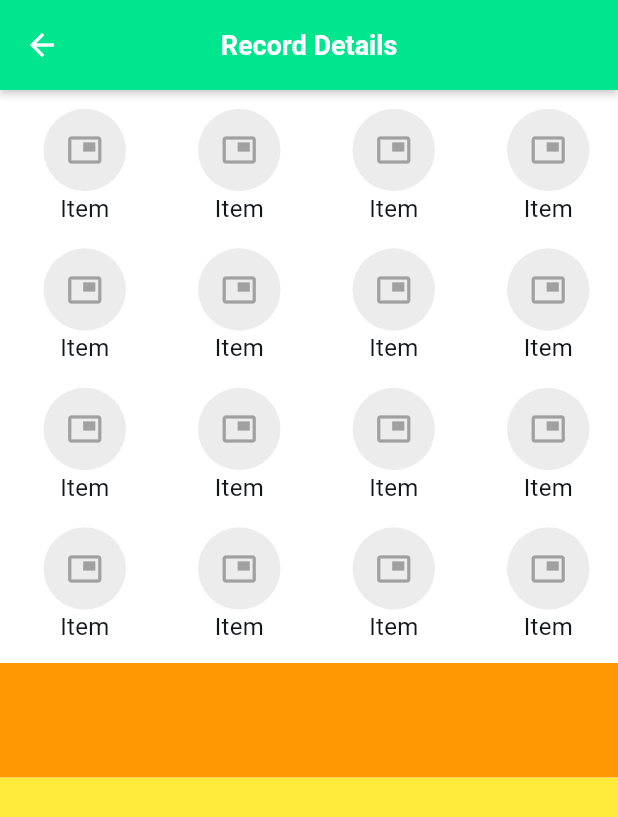
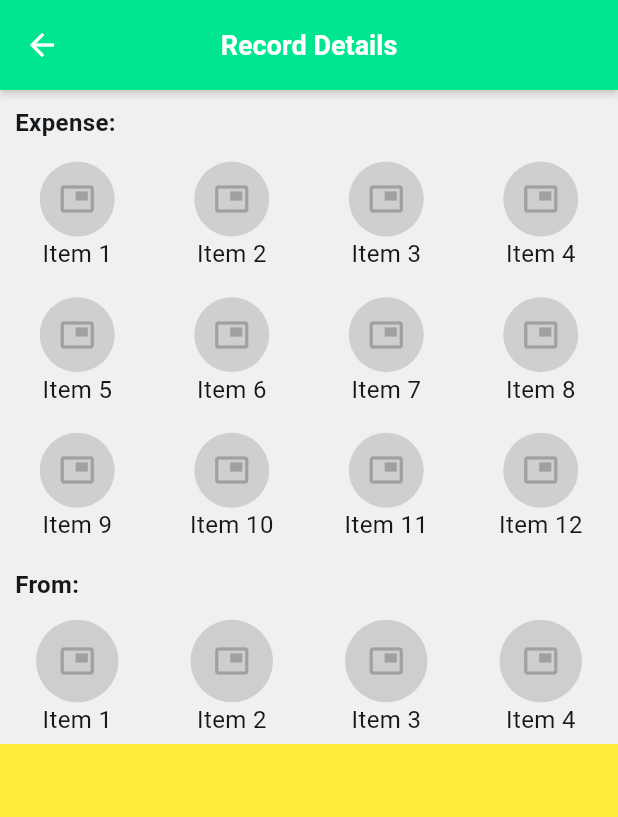
Before and after one commit to saturd67/coin_log, a Flutter app: the RecordDetails screen opened directly, on a phone screen of 412 x 824 dp. Shown: the top 817 px of the screen. Run offline on Flutter 3.47's test engine with Material 3 defaults, Android fonts, the light colour scheme and no system bars.

Commit message:
Initial commit.

```diff
--- a/lib/views/RecordDetails.dart
+++ b/lib/views/RecordDetails.dart
@@ -3,7 +3,8 @@ import 'dart:math';
 
 
 class RecordDetails extends StatelessWidget {
-  double itemsPerColumn = 4;
+  double targetItemsPerColumn = 4;
+  double sourceItemsPerColumn = 1;
 
   @override
   Widget build(BuildContext context) {
@@ -16,23 +17,66 @@ class RecordDetails extends StatelessWidget {
           ),
           body: Column(
             mainAxisSize: MainAxisSize.max,
+            mainAxisAlignment: MainAxisAlignment.start,
+            crossAxisAlignment: CrossAxisAlignment.start,
+            children: [
+              Padding(padding: const EdgeInsetsDirectional.fromSTEB(10, 10, 0, 0), child: Text("Expense: ", style: TextStyle(fontWeight: FontWeight.bold),)),
+              Padding(
+                padding: const EdgeInsetsDirectional.fromSTEB(0, 10, 0, 0),
+                child: SizedBox(
+                  height: 265,
+                  child: PageView.builder(
+                    itemCount: 3, // Number of pages
+                    itemBuilder: (context, pageIndex) {
+                      return GridView.builder(
+                        gridDelegate: SliverGridDelegateWithFixedCrossAxisCount(
+                          crossAxisCount: 4, // 1 row
+                          childAspectRatio: 1.25, // Wide items
+                          mainAxisSpacing: 8, // Space between items
+                        ),
+                        itemCount: 12, // 4 items per page
+                        itemBuilder: (context, index) {
+                          int itemNumber = pageIndex * 4 + index + 1;
+                          return Column(
+                            mainAxisSize: MainAxisSize.max,
                             mainAxisAlignment: MainAxisAlignment.center,
                             children: [
-              Expanded(
-                flex: 5,
-                child: Container(
-                  padding: EdgeInsets.all(5),
-                  color: Theme.of(context).colorScheme.secondary,
-                  child: GridView.builder(
-                    itemCount: (itemsPerColumn * itemsPerColumn * 3).round(),
+                              Container(
+                                width: 50,
+                                height: 50,
+                                decoration: BoxDecoration(
+                                  shape: BoxShape.circle,
+                                  color: Color.fromARGB(255, 207, 207, 207)
+                                ),
+                                child: Icon(Icons.picture_in_picture),
+                              ),
+                              Text("Item ${itemNumber}")
+                            ],
+                          );
+                        },
+                        physics: NeverScrollableScrollPhysics(), // Disable GridView scrolling
+                      );
+                    },
+                  ),
+                ),
+              ),
+              Padding(padding: EdgeInsetsDirectional.fromSTEB(10, 10, 0, 0), child: Text("From: ", style: TextStyle(fontWeight: FontWeight.bold))),
+              Padding(
+                padding: const EdgeInsetsDirectional.fromSTEB(0, 10, 0, 0),
+                child: SizedBox(
+                  height: 85,
+                  child: PageView.builder(
+                    itemCount: 3, // Number of pages
+                    itemBuilder: (context, pageIndex) {
+                      return GridView.builder(
                         gridDelegate: SliverGridDelegateWithFixedCrossAxisCount(
-                        mainAxisExtent:
-                            MediaQuery.sizeOf(context).width / itemsPerColumn.round(),
-                        crossAxisCount: itemsPerColumn.round()),
-                    scrollDirection: Axis.horizontal,
-                    physics: const PageScrollPhysics(),
+                          crossAxisCount: 4, // 1 row
+                          childAspectRatio: 1.25, // Wide items
+                          mainAxisSpacing: 8, // Space between items
+                        ),
+                        itemCount: 4, // 4 items per page
                         itemBuilder: (context, index) {
-                      debugPrint("gridView build item $index");
+                          int itemNumber = pageIndex * 4 + index + 1;
                           return Column(
                             mainAxisSize: MainAxisSize.max,
                             mainAxisAlignment: MainAxisAlignment.center,
@@ -42,22 +86,19 @@ class RecordDetails extends StatelessWidget {
                                 height: 55,
                                 decoration: BoxDecoration(
                                   shape: BoxShape.circle,
-                              color: Color.fromARGB(255, 236, 236, 236)
+                                  color: Color.fromARGB(255, 206, 206, 206)
                                 ),
                                 child: Icon(Icons.picture_in_picture),
                               ),
-                          Text("Item")
+                              Text("Item ${itemNumber}")
                             ],
                           );
                         },
+                        physics: NeverScrollableScrollPhysics(),
+                      );
+                    },
+                  )
                 ),
-                ),
-              ),
-              Expanded(
-                flex: 1,
-                child: Container(
-                  color: Colors.orange
-                )
               ),
               Expanded(
                 flex: 4,
```
Lines whose indentation alone changed are shown as unchanged.
